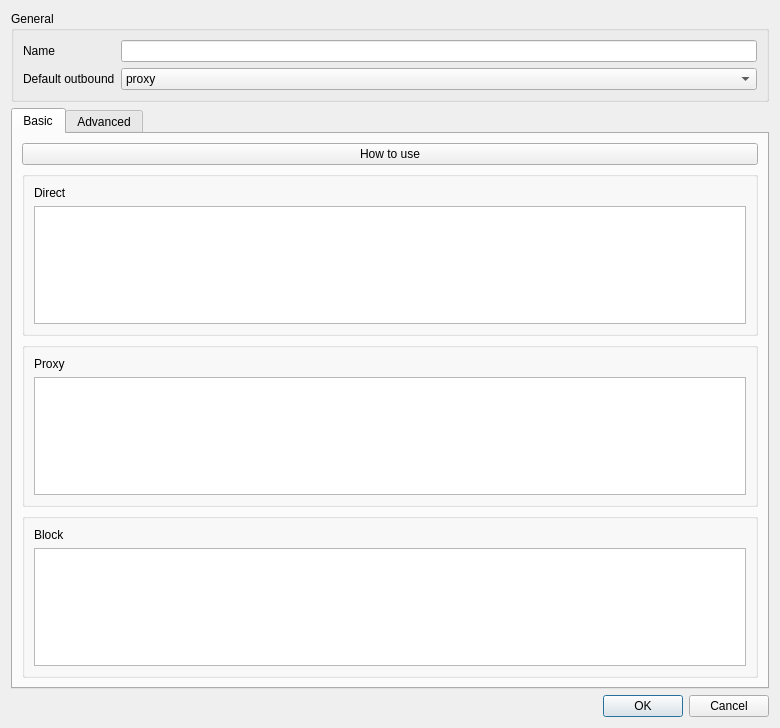
Qt form include/ui/setting/RouteItem.ui (throneproj/Throne) before a commit.
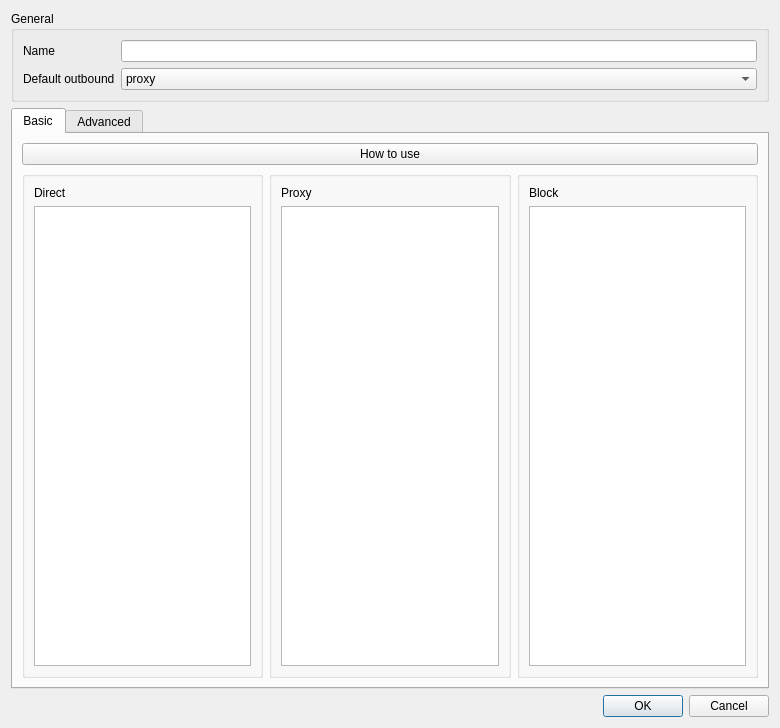
The same form after that commit.

Commit message: fix tabs style and replace vertical to horizontal layout for routing rules

Diff of the .ui file:
```diff
--- a/include/ui/setting/RouteItem.ui
+++ b/include/ui/setting/RouteItem.ui
@@ -63,7 +63,7 @@
       <attribute name="title">
        <string>Basic</string>
       </attribute>
-      <layout class="QVBoxLayout" name="verticalLayout_5">
+      <layout class="QVBoxLayout">
        <item>
         <widget class="QPushButton" name="howtouse_button">
          <property name="text">
@@ -71,9 +71,12 @@
          </property>
         </widget>
        </item>
+
+       <item>
+        <layout class="QHBoxLayout" name="horizontalLayout_5">
        <item>
         <widget class="QGroupBox" name="simple_direct_box">
-         <layout class="QVBoxLayout" name="verticalLayout_6">
+           <layout class="QVBoxLayout" name="verticalLayout_5">
           <item>
            <widget class="QLabel" name="label">
             <property name="text">
@@ -89,7 +92,7 @@
        </item>
        <item>
         <widget class="QGroupBox" name="simple_proxy_box">
-         <layout class="QVBoxLayout" name="verticalLayout_7">
+           <layout class="QVBoxLayout" name="verticalLayout_6">
           <item>
            <widget class="QLabel" name="label_2">
             <property name="text">
@@ -105,7 +108,7 @@
        </item>
        <item>
         <widget class="QGroupBox" name="simple_block_box">
-         <layout class="QVBoxLayout" name="verticalLayout_8">
+           <layout class="QVBoxLayout" name="verticalLayout_7">
           <item>
            <widget class="QLabel" name="label_3">
             <property name="text">
@@ -118,6 +121,8 @@
           </item>
          </layout>
         </widget>
+         </item>
+        </layout>
        </item>
       </layout>
      </widget>
```
Lines whose indentation alone changed are shown as unchanged. The commit also changes 1 other file.
